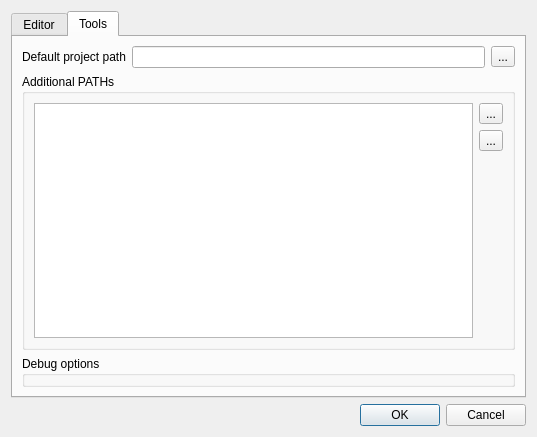
Above: configdialog.ui from martinribelotta/embedded-ide before the change. Below: the same form after it.
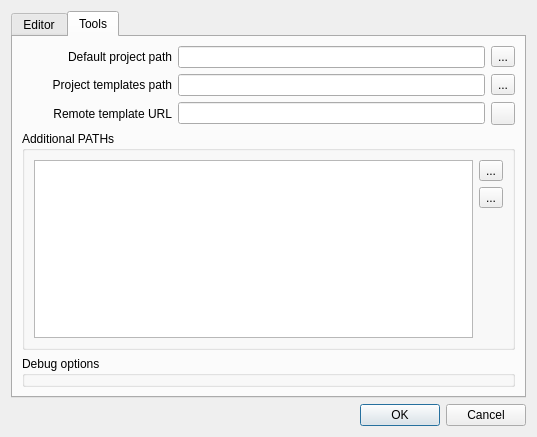
That is the form after the change. The open tabs and pages were chosen to show the change. Icons and pictures are not drawn.

Commit message: Template repo downloader first version

```diff
--- a/configdialog.ui
+++ b/configdialog.ui
@@ -17,7 +17,7 @@
    <item>
     <widget class="QTabWidget" name="tabWidget">
      <property name="currentIndex">
-      <number>0</number>
+      <number>1</number>
      </property>
      <widget class="QWidget" name="tab">
       <attribute name="title">
@@ -140,24 +140,41 @@
        <string>Tools</string>
       </attribute>
       <layout class="QGridLayout" name="gridLayout_3">
+       <item row="0" column="3">
+        <widget class="QToolButton" name="projectPathSetButton">
+         <property name="text">
+          <string>...</string>
+         </property>
+        </widget>
+       </item>
        <item row="0" column="0">
         <widget class="QLabel" name="label">
          <property name="text">
           <string>Default project path</string>
          </property>
+         <property name="alignment">
+          <set>Qt::AlignRight|Qt::AlignTrailing|Qt::AlignVCenter</set>
+         </property>
         </widget>
        </item>
-       <item row="0" column="1">
-        <widget class="QLineEdit" name="projectPath"/>
+       <item row="5" column="0" colspan="4">
+        <widget class="QGroupBox" name="groupBox">
+         <property name="title">
+          <string>Debug options</string>
+         </property>
+        </widget>
        </item>
-       <item row="0" column="2">
-        <widget class="QToolButton" name="toolButton">
+       <item row="1" column="0">
+        <widget class="QLabel" name="label_3">
          <property name="text">
-          <string>...</string>
+          <string>Project templates path</string>
+         </property>
+         <property name="alignment">
+          <set>Qt::AlignRight|Qt::AlignTrailing|Qt::AlignVCenter</set>
          </property>
         </widget>
        </item>
-       <item row="1" column="0" colspan="3">
+       <item row="4" column="0" colspan="4">
         <widget class="QGroupBox" name="groupBox_2">
          <property name="title">
           <string>Additional PATHs</string>
@@ -216,10 +233,37 @@
          </layout>
         </widget>
        </item>
-       <item row="2" column="0" colspan="3">
-        <widget class="QGroupBox" name="groupBox">
-         <property name="title">
-          <string>Debug options</string>
+       <item row="0" column="1" colspan="2">
+        <widget class="QLineEdit" name="projectPath"/>
+       </item>
+       <item row="1" column="3">
+        <widget class="QToolButton" name="projectTemplatesPathChange">
+         <property name="text">
+          <string>...</string>
+         </property>
+        </widget>
+       </item>
+       <item row="1" column="1" colspan="2">
+        <widget class="QLineEdit" name="projectTemplatesPath"/>
+       </item>
+       <item row="2" column="3">
+        <widget class="QToolButton" name="projectTemplatesDownload">
+         <property name="icon">
+          <iconset resource="resources.qrc">
+           <normaloff>:/icon-theme/icon-theme/get.png</normaloff>:/icon-theme/icon-theme/get.png</iconset>
+         </property>
+        </widget>
+       </item>
+       <item row="2" column="1" colspan="2">
+        <widget class="QLineEdit" name="templateUrl"/>
+       </item>
+       <item row="2" column="0">
+        <widget class="QLabel" name="label_5">
+         <property name="text">
+          <string>Remote template URL</string>
+         </property>
+         <property name="alignment">
+          <set>Qt::AlignRight|Qt::AlignTrailing|Qt::AlignVCenter</set>
          </property>
         </widget>
        </item>
```
The commit also changes 8 other files.
